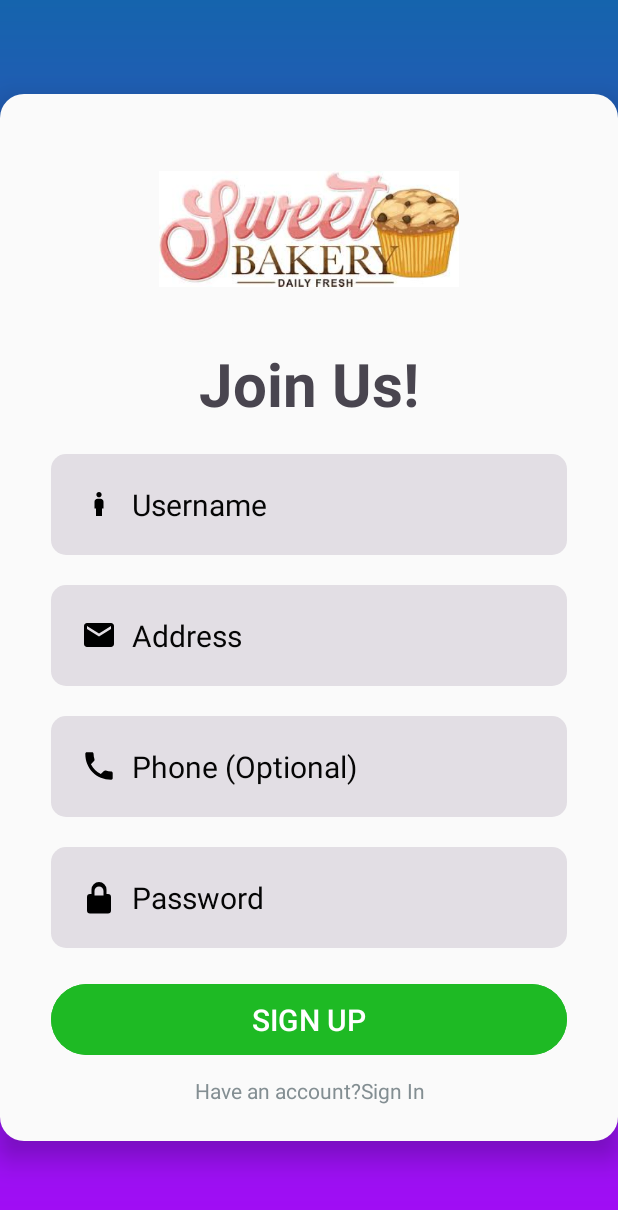
After one commit to mugoarnold0-shiniars/lexxypastry, an Android app: the Signup screen opened directly, with no data from a screen before it, on a phone screen of 412 x 824 dp. The commit adds this screen. Shown: the top 1210 px of the screen. Run offline under Robolectric (Android 15) with nearby library versions, the phone set to English and light mode, and no system bars; libraries missing offline, so code that uses them is left out: com.loopj.android.

Commit message:
second commit

```diff
--- a/app/src/main/java/com/example/lexxypastry/ApiHelper.kt
+++ b/app/src/main/java/com/example/lexxypastry/ApiHelper.kt
@@ -54,7 +54,7 @@ class ApiHelper(var context: Context) {
                 response: JSONObject?
             ) {
                 val message = response?.optString("message")
-                if (message == "Login success") {
+                if (message == "Login succesful") {
                     val user = response.optJSONObject("user")
                     val username = user?.optString("username") ?: ""
                     val email = user?.optString("email") ?: ""
@@ -66,7 +66,7 @@ class ApiHelper(var context: Context) {
                     editor.putString("email", email)
                     editor.apply()
 
-                    Toast.makeText(context, "Welcome $username", Toast.LENGTH_LONG).show()
+                    Toast.makeText(context, "Welcome $username  $email", Toast.LENGTH_LONG).show()
 
                     // Redirect to Dashboard
                     val intent = Intent(context, MainActivity::class.java)
--- /dev/null
+++ b/app/src/main/java/com/example/lexxypastry/Signup.kt
@@ -0,0 +1,61 @@
+package com.example.lexxypastry
+
+import android.os.Bundle
+import android.widget.Button
+import android.widget.EditText
+import android.widget.Toast
+import androidx.activity.enableEdgeToEdge
+import androidx.appcompat.app.AppCompatActivity
+import androidx.core.view.ViewCompat
+import androidx.core.view.WindowInsetsCompat
+import com.loopj.android.http.RequestParams
+
+class Signup : AppCompatActivity() {
+    override fun onCreate(savedInstanceState: Bundle?) {
+        super.onCreate(savedInstanceState)
+        enableEdgeToEdge()
+        setContentView(R.layout.activity_signup)
+
+        ViewCompat.setOnApplyWindowInsetsListener(findViewById(R.id.main)) { v, insets ->
+            val systemBars = insets.getInsets(WindowInsetsCompat.Type.systemBars())
+            v.setPadding(systemBars.left, systemBars.top, systemBars.right, systemBars.bottom)
+            insets
+        }
+
+        val address = findViewById<EditText>(R.id.email)
+        val username = findViewById<EditText>(R.id.username)
+        val password = findViewById<EditText>(R.id.password)
+        val phone = findViewById<EditText>(R.id.phone)
+        val signButton = findViewById<Button>(R.id.signup)
+
+        signButton.setOnClickListener {
+            val emailText = address.text.toString().trim()
+            val usernameText = username.text.toString().trim()
+            val passwordText = password.text.toString().trim()
+            val phoneText = phone.text.toString().trim()
+
+            // ✅ Validation check
+            if (usernameText.isEmpty() || emailText.isEmpty() || passwordText.isEmpty()) {
+                Toast.makeText(this, "Please fill in all required fields!", Toast.LENGTH_SHORT).show()
+                return@setOnClickListener
+            }
+
+            // Optionally, validate email format
+            if (!android.util.Patterns.EMAIL_ADDRESS.matcher(emailText).matches()) {
+                Toast.makeText(this, "Please enter a valid email address.", Toast.LENGTH_SHORT).show()
+                return@setOnClickListener
+            }
+
+            val api = "https://Arnold254.pythonanywhere.com/api/signup"
+            val data = RequestParams().apply {
+                put("email", emailText)
+                put("password", passwordText)
+                put("phone", phoneText)
+                put("username", usernameText)
+            }
+
+            val helper = ApiHelper(applicationContext)
+            helper.post(api, data)
+        }
+    }
+}
--- /dev/null
+++ b/app/src/main/res/drawable/bg_card.xml
@@ -0,0 +1,5 @@
+<?xml version="1.0" encoding="utf-8"?>
+<shape xmlns:android="http://schemas.android.com/apk/res/android">
+  <solid android:color="#FAFAFA"/>
+      <corners android:radius="16dp"/>
+</shape>
--- /dev/null
+++ b/app/src/main/res/drawable/bg_gradient.xml
@@ -0,0 +1,7 @@
+<?xml version="1.0" encoding="utf-8"?>
+<shape xmlns:android="http://schemas.android.com/apk/res/android">
+ <gradient
+     android:startColor="#A30BF6"
+     android:endColor="#1564AD"
+     android:angle="90"/>
+</shape>
--- /dev/null
+++ b/app/src/main/res/drawable/bg_input.xml
@@ -0,0 +1,5 @@
+<?xml version="1.0" encoding="utf-8"?>
+<shape xmlns:android="http://schemas.android.com/apk/res/android">
+ <solid android:color="#E2DEE4"/>
+     <corners android:radius="10dp"/>
+</shape>
--- /dev/null
+++ b/app/src/main/res/drawable/ic_email.xml
@@ -0,0 +1,11 @@
+<vector xmlns:android="http://schemas.android.com/apk/res/android"
+    android:width="24dp"
+    android:height="24dp"
+    android:viewportWidth="24"
+    android:viewportHeight="24"
+    android:tint="#000000">
+
+    <path
+        android:fillColor="@android:color/white"
+        android:pathData="M20,4H4C2.9,4 2,4.9 2,6v12c0,1.1 0.9,2 2,2h16c1.1,0 2,-0.9 2,-2V6C22,4.9 21.1,4 20,4zM20,8l-8,5L4,8V6l8,5 8,-5V8z"/>
+</vector>
--- /dev/null
+++ b/app/src/main/res/drawable/ic_password.xml
@@ -0,0 +1,11 @@
+<vector xmlns:android="http://schemas.android.com/apk/res/android"
+    android:width="24dp"
+    android:height="24dp"
+    android:viewportWidth="24"
+    android:viewportHeight="24"
+    android:tint="#000000">
+
+    <path
+        android:fillColor="@android:color/black"
+        android:pathData="M12,17a2,2 0,1 0,0 -4,2,2 0,0 0,0 4zm6,-7h-1V7a5,5 0,0 0,-10 0v3H6a2,2 0,0 0,-2 2v9a2,2 0,0 0,2 2h12a2,2 0,0 0,2 -2v-9a2,2 0,0 0,-2 -2zm-6,-5a3,3 0,0 1,3 3v3H9V8a3,3 0,0 1,3 -3z" />
+</vector>
--- /dev/null
+++ b/app/src/main/res/drawable/ic_person.xml
@@ -0,0 +1,5 @@
+<vector xmlns:android="http://schemas.android.com/apk/res/android" android:height="24dp" android:tint="#000000" android:viewportHeight="24" android:viewportWidth="24" android:width="24dp">
+
+    <path android:fillColor="@android:color/white" android:pathData="M12,7.5c0.97,0 1.75,-0.78 1.75,-1.75S12.97,4 12,4s-1.75,0.78 -1.75,1.75S11.03,7.5 12,7.5zM14,20v-5h1v-4.5c0,-1.1 -0.9,-2 -2,-2h-2c-1.1,0 -2,0.9 -2,2V15h1v5H14z"/>
+
+</vector>
--- /dev/null
+++ b/app/src/main/res/drawable/ic_phone.xml
@@ -0,0 +1,11 @@
+<vector xmlns:android="http://schemas.android.com/apk/res/android"
+    android:width="24dp"
+    android:height="24dp"
+    android:viewportWidth="24"
+    android:viewportHeight="24"
+    android:tint="#000000">
+
+    <path
+        android:fillColor="@android:color/white"
+        android:pathData="M6.62,10.79C8.06,13.62 10.38,15.94 13.21,17.38L15.27,15.32C15.62,14.97 16.13,14.85 16.57,15.01C17.69,15.41 18.9,15.63 20.17,15.63C20.7,15.63 21.13,16.06 21.13,16.59V20.17C21.13,20.7 20.7,21.13 20.17,21.13C10.24,21.13 2.87,13.76 2.87,3.83C2.87,3.3 3.3,2.87 3.83,2.87H7.41C7.94,2.87 8.37,3.3 8.37,3.83C8.37,5.1 8.59,6.31 8.99,7.43C9.15,7.87 9.03,8.38 8.68,8.73L6.62,10.79Z" />
+</vector>
--- /dev/null
+++ b/app/src/main/res/layout/activity_signup.xml
@@ -0,0 +1,127 @@
+<?xml version="1.0" encoding="utf-8"?>
+<LinearLayout
+    xmlns:android="http://schemas.android.com/apk/res/android"
+    xmlns:app="http://schemas.android.com/apk/res-auto"
+    xmlns:tools="http://schemas.android.com/tools"
+    android:id="@+id/main"
+    android:layout_width="match_parent"
+    android:layout_height="match_parent"
+    android:orientation="vertical"
+    android:background="@drawable/bg_gradient"
+    android:padding="30dp"
+    android:gravity="center"
+    tools:context=".Signup">
+    <LinearLayout
+        android:layout_width="match_parent"
+        android:layout_height="wrap_content"
+        android:orientation="vertical"
+        android:background="@drawable/bg_card"
+        android:elevation="10dp"
+        android:padding="24dp">
+
+        <ImageView
+            android:layout_width="200dp"
+            android:layout_height="100dp"
+            android:layout_gravity="center"
+            android:layout_margin="16dp"
+            android:src="@drawable/images"/>
+
+        <TextView
+            android:layout_width="match_parent"
+            android:layout_height="wrap_content"
+            android:text="Join Us!"
+            android:gravity="center"
+            android:textStyle="bold"
+            android:textSize="40sp"
+            android:padding="10dp"/>
+
+        <EditText
+            android:layout_width="match_parent"
+            android:layout_height="wrap_content"
+            android:hint="Username"
+            android:textColor="#000000"
+            android:textColorHint="#050505"
+            android:layout_margin="10dp"
+            android:padding="20dp"
+            android:id="@+id/username"
+            android:inputType="textEmailAddress"
+            android:background="@drawable/bg_input"
+            android:textSize="20sp"
+            android:drawableStart="@drawable/ic_person"
+            android:drawablePadding="10dp"
+
+            />
+
+        <EditText
+            android:layout_width="match_parent"
+            android:layout_height="wrap_content"
+            android:hint="Address"
+            android:textColorHint="#050505"
+            android:textColor="#090909"
+            android:layout_margin="10dp"
+            android:padding="20dp"
+            android:id="@+id/email"
+            android:background="@drawable/bg_input"
+            android:inputType="textEmailAddress"
+            android:textSize="20sp"
+            android:layout_marginBottom="24dp"
+            android:drawableStart="@drawable/ic_email"
+            android:drawablePadding="10dp"
+            />
+        <EditText
+            android:layout_width="match_parent"
+            android:layout_height="wrap_content"
+            android:hint="Phone (Optional)"
+            android:textColorHint="#050505"
+            android:textColor="#090909"
+            android:layout_margin="10dp"
+            android:padding="20dp"
+            android:id="@+id/phone"
+            android:background="@drawable/bg_input"
+            android:inputType="number"
+            android:textSize="20sp"
+            android:layout_marginBottom="24dp"
+            android:drawableStart="@drawable/ic_phone"
+            android:drawablePadding="10dp"
+            />
+        <EditText
+            android:layout_width="match_parent"
+            android:layout_height="wrap_content"
+            android:hint="Password"
+            android:textColorHint="#050505"
+            android:textColor="#090909"
+            android:layout_margin="10dp"
+            android:padding="20dp"
+            android:id="@+id/password"
+            android:background="@drawable/bg_input"
+            android:inputType="textPassword"
+            android:textSize="20sp"
+            android:layout_marginBottom="24dp"
+            android:drawableStart="@drawable/ic_password"
+            android:drawablePadding="10dp"
+            />
+
+
+
+        <Button
+            android:layout_width="match_parent"
+            android:layout_height="wrap_content"
+            android:text="SIGN UP"
+            android:backgroundTint="#1EBA24"
+            android:layout_margin="10dp"
+            android:textSize="20sp"
+            android:id="@+id/signup"
+            android:padding="10dp"
+            />
+        <TextView
+            android:layout_width="match_parent"
+            android:layout_height="wrap_content"
+            android:text="Have an account?Sign In"
+            android:gravity="center"
+            android:textColor="#838E92"/>
+
+    </LinearLayout>
+
+
+
+</LinearLayout>
```
Also changed, not shown: app/src/main/AndroidManifest.xml (+8 -0 lines), app/src/main/java/com/example/lexxypastry/MainActivity.kt (+30 -0 lines), app/src/main/java/com/example/lexxypastry/Signin.kt (added, +39 -0 lines), app/src/main/res/layout/activity_main.xml (+13 -2 lines), app/src/main/res/layout/activity_signin.xml (added, +93 -0 lines), app/src/main/res/drawable/images.jpeg (added).
